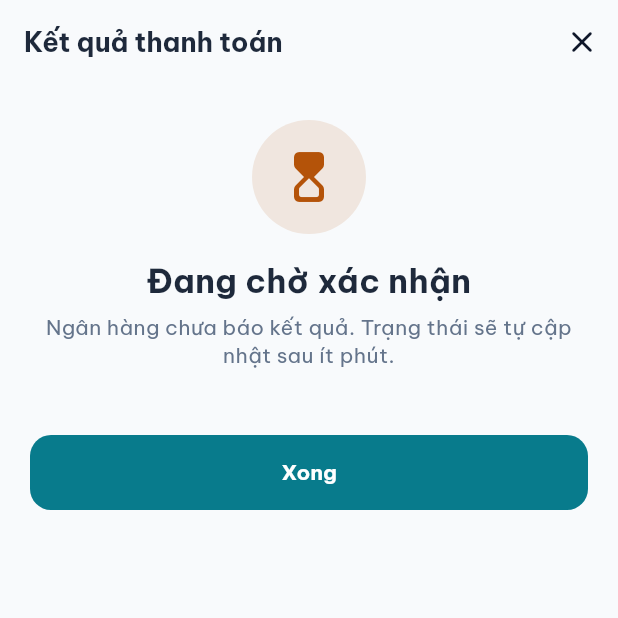
After one commit to PRM393-PBMS/Frontend, a Flutter app: the PaymentResultScreen screen opened by its route, on a phone screen of 412 x 824 dp, the top half of it. The commit adds this screen. Run offline on Flutter 3.47's test engine with Material 3 defaults, Android fonts, the phone set to English and light mode, and no system bars; our stand-ins replace app_links, cached_network_image, dio, equatable, flutter_bloc, flutter_local_notifications and 13 more; missing offline and left inert: dart:js_interop; accounts and stored records are empty; network calls fail.

Commit message:
feat: trang kết quả thanh toán PayOS trong app (thành công / huỷ)
- PaymentResultScreen: biểu tượng, tiêu đề và hướng dẫn theo trạng thái
  (thành công, đang chờ, đã huỷ, không thành công, không tìm thấy), số tiền,
  loại thanh toán, mã đơn; nút "Thanh toán lại" khi huỷ / lỗi, "Kiểm tra lại"
  khi đang chờ. Có mã đơn thì hỏi máy chủ GET /payment/result để lấy trạng
  thái thật, không tin tham số trên URL; máy chủ cũ (404) thì giữ trạng thái
  suy từ PayOS.
- Điện thoại: trang PayOS (WebView) đóng là mở trang kết quả; thành công thì
  đóng bảng thanh toán như trước.
- Bản web: route /payment/success, /payment/cancel (và /payment-success,
  /payment-cancel cũ) công khai, không chờ đăng nhập, để PayOS chuyển thẳng về
  app; nút Xong về trang chủ.
- Đã thử trên Samsung S24 Ultra: nạp ví 50.000 đ, huỷ trên PayOS, hiện trang
  "Đã huỷ thanh toán" kèm số tiền và mã đơn.
- Test: payment_result_test.dart (2 ca). 52/52 pass.

```diff
--- a/lib/core/config/api_endpoints.dart
+++ b/lib/core/config/api_endpoints.dart
@@ -108,6 +108,9 @@ class ApiEndpoints {
   /// Bãi cho app khách: toạ độ + chỗ trống theo loại xe (mảng, không bọc envelope).
   static const String availableParkings = '/parkings/available';
 
+  // ================= Kết quả thanh toán PayOS (công khai) =================
+  static const String paymentResult = '/payment/result';
+
   // ================= Mã QR gửi xe một lần =================
   static const String entryPasses = '/api/entry-passes';
   static const String myEntryPasses = '/api/entry-passes/my';
--- a/lib/core/routes/app_router.dart
+++ b/lib/core/routes/app_router.dart
@@ -12,6 +12,7 @@ import '../../features/home/presentation/screens/main_shell_screen.dart';
 import '../../features/onboarding/presentation/screens/onboarding_screen.dart';
 import '../../features/home/presentation/screens/explore_home_screen.dart';
 import '../../features/reservations/presentation/screens/booking_confirmation_screen.dart';
+import '../../features/payment/payment_result_screen.dart';
 import 'route_names.dart';
 
 class GoRouterRefreshStream extends ChangeNotifier {
@@ -31,6 +32,14 @@ class GoRouterRefreshStream extends ChangeNotifier {
   }
 }
 
+/// Đường dẫn PayOS chuyển về (returnUrl / cancelUrl) khi app chạy trên web.
+const _paymentResultPaths = {
+  '/payment/success',
+  '/payment/cancel',
+  '/payment-success',
+  '/payment-cancel',
+};
+
 class AppRouter {
   static GoRouter createRouter(AuthBloc authBloc, bool showOnboarding) {
     return GoRouter(
@@ -39,6 +48,8 @@ class AppRouter {
       redirect: (context, state) {
         final authState = authBloc.state;
         final currentPath = state.uri.path;
+        // Trang kết quả PayOS (bản web): công khai, không chờ đăng nhập để giữ nguyên URL.
+        if (_paymentResultPaths.contains(currentPath)) return null;
 
         final isSplash = currentPath == RouteNames.splashPath;
         final isAuthFlow = currentPath == RouteNames.loginPath ||
@@ -68,6 +79,11 @@ class AppRouter {
         return null;
       },
       routes: [
+        for (final path in _paymentResultPaths)
+          GoRoute(
+            path: path,
+            builder: (context, state) => PaymentResultScreen.fromUri(state.uri),
+          ),
         GoRoute(
           path: RouteNames.splashPath,
           name: RouteNames.splash,
--- a/lib/data/models/pbms_models.dart
+++ b/lib/data/models/pbms_models.dart
@@ -1093,3 +1093,27 @@ class EntryPassModel {
         qrPayload: JsonRead.strOrNull(json, 'qrPayload'),
       );
 }
+
+/// Trạng thái hiển thị trên trang kết quả thanh toán.
+enum PaymentResultState { success, pending, cancelled, failed, unknown }
+
+/// GET /payment/result?orderCode=... (máy chủ hỏi lại PayOS rồi trả kết quả).
+class PaymentResultModel {
+  final PaymentResultState state;
+  final double? amount;
+  final String? typeLabel;
+
+  const PaymentResultModel({required this.state, this.amount, this.typeLabel});
+
+  factory PaymentResultModel.fromJson(J json) => PaymentResultModel(
+        state: switch (JsonRead.str(json, 'state').toLowerCase()) {
+          'success' => PaymentResultState.success,
+          'pending' => PaymentResultState.pending,
+          'cancelled' => PaymentResultState.cancelled,
+          'failed' => PaymentResultState.failed,
+          _ => PaymentResultState.unknown,
+        },
+        amount: JsonRead.numOrNull(json, 'amount')?.toDouble(),
+        typeLabel: JsonRead.strOrNull(json, 'typeLabel'),
+      );
+}
--- /dev/null
+++ b/lib/features/payment/payment_result_screen.dart
@@ -0,0 +1,220 @@
+import 'package:flutter/material.dart';
+import 'package:flutter_bloc/flutter_bloc.dart';
+import 'package:go_router/go_router.dart';
+import 'package:prm393_frontend/core/routes/route_names.dart';
+import 'package:prm393_frontend/core/theme/app_colors.dart';
+import 'package:prm393_frontend/core/utils/currency_formatter.dart';
+import 'package:prm393_frontend/core/widgets/pbms_ui.dart';
+import 'package:prm393_frontend/data/models/pbms_models.dart';
+import 'package:prm393_frontend/data/pbms_repository.dart';
+
+/// Trang kết quả thanh toán PayOS trong app.
+///
+/// - Trên điện thoại: mở ngay sau khi trang PayOS (WebView) đóng.
+/// - Bản web: PayOS chuyển thẳng về /payment/success hoặc /payment/cancel của app.
+/// Có [orderCode] thì hỏi máy chủ (/payment/result) để lấy trạng thái thật, không tin URL.
+class PaymentResultScreen extends StatefulWidget {
+  final PaymentResultState initialState;
+  final String? orderCode;
+  final double? amount;
+  final String? typeLabel;
+
+  /// Cho phép thanh toán lại (đóng trang, quay về bước thanh toán).
+  final bool canRetry;
+
+  const PaymentResultScreen({
+    super.key,
+    required this.initialState,
+    this.orderCode,
+    this.amount,
+    this.typeLabel,
+    this.canRetry = false,
+  });
+
+  /// Từ URL PayOS chuyển về: /payment/success?orderCode=..&status=PAID&cancel=false.
+  factory PaymentResultScreen.fromUri(Uri uri) {
+    final q = uri.queryParameters;
+    final cancelled = uri.path.contains('cancel') || q['cancel'] == 'true' || q['status']?.toUpperCase() == 'CANCELLED';
+    return PaymentResultScreen(
+      initialState: cancelled ? PaymentResultState.cancelled : PaymentResultState.pending,
+      orderCode: q['orderCode'],
+    );
+  }
+
+  static Future<void> open(
+    BuildContext context, {
+    required PaymentResultState state,
+    String? orderCode,
+    double? amount,
+    String? typeLabel,
+    bool canRetry = false,
+  }) =>
+      Navigator.of(context).push(MaterialPageRoute(
+        fullscreenDialog: true,
+        builder: (_) => PaymentResultScreen(
+          initialState: state,
+          orderCode: orderCode,
+          amount: amount,
+          typeLabel: typeLabel,
+          canRetry: canRetry,
+        ),
+      ));
+
+  @override
+  State<PaymentResultScreen> createState() => _PaymentResultScreenState();
+}
+
+class _PaymentResultScreenState extends State<PaymentResultScreen> {
+  late PaymentResultState _state = widget.initialState;
+  late double? _amount = widget.amount;
+  late String? _typeLabel = widget.typeLabel;
+  bool _loading = false;
+
+  @override
+  void initState() {
+    super.initState();
+    if (widget.orderCode != null) _refresh();
+  }
+
+  Future<void> _refresh() async {
+    final code = widget.orderCode;
+    if (code == null) return;
+    setState(() => _loading = true);
+    final r = await context
+        .read<PbmsRepository>()
+        .getPaymentResult(code, cancelled: widget.initialState == PaymentResultState.cancelled);
+    if (!mounted) return;
+    setState(() {
+      _loading = false;
+      if (r != null) {
+        _state = r.state;
+        _amount = r.amount ?? _amount;
+        _typeLabel = r.typeLabel ?? _typeLabel;
+      }
+    });
+  }
+
+  void _close() {
+    if (Navigator.of(context).canPop()) {
+      Navigator.of(context).pop();
+    } else {
+      // Bản web mở thẳng từ PayOS: không có trang trước, về trang chủ.
+      context.go(RouteNames.homePath);
+    }
+  }
+
+  @override
+  Widget build(BuildContext context) {
+    final (icon, color, title, body) = switch (_state) {
+      PaymentResultState.success => (
+          Icons.check_rounded,
+          PbmsTokens.ok,
+          'Thanh toán thành công',
+          'PBMS đã nhận tiền. Vé, mã ra cổng hoặc số dư ví đã được cập nhật.',
+        ),
+      PaymentResultState.pending => (
+          Icons.hourglass_top_rounded,
+          PbmsTokens.warn,
+          'Đang chờ xác nhận',
+          'Ngân hàng chưa báo kết quả. Trạng thái sẽ tự cập nhật sau ít phút.',
+        ),
+      PaymentResultState.cancelled => (
+          Icons.close_rounded,
+          PbmsTokens.muted,
+          'Đã huỷ thanh toán',
+          'Bạn chưa bị trừ tiền. Có thể thanh toán lại bất cứ lúc nào.',
+        ),
+      PaymentResultState.failed => (
+          Icons.priority_high_rounded,
+          PbmsTokens.danger,
+          'Thanh toán không thành công',
+          'Giao dịch hết hạn hoặc bị từ chối. Bạn chưa bị trừ tiền.',
+        ),
+      PaymentResultState.unknown => (
+          Icons.help_outline_rounded,
+          PbmsTokens.muted,
+          'Không tìm thấy giao dịch',
+          'Kiểm tra lại thanh toán trong mục Lịch sử hoặc Ví.',
+        ),
+    };
+    final bottom = MediaQuery.paddingOf(context).bottom;
+    return Scaffold(
+      backgroundColor: AppColors.bgLight,
+      appBar: AppBar(
+        backgroundColor: AppColors.bgLight,
+        surfaceTintColor: Colors.transparent,
+        automaticallyImplyLeading: false,
+        title: const Text('Kết quả thanh toán',
+            style: TextStyle(fontSize: 18, fontWeight: FontWeight.w700, color: PbmsTokens.ink)),
+        actions: [
+          IconButton(tooltip: 'Đóng', onPressed: _close, icon: const Icon(Icons.close_rounded)),
+        ],
+      ),
+      body: Center(
+        child: ConstrainedBox(
+          constraints: const BoxConstraints(maxWidth: 440),
+          child: ListView(
+            padding: EdgeInsets.fromLTRB(20, 24, 20, 24 + bottom),
+            children: [
+              Semantics(
+                liveRegion: true,
+                label: title,
+                child: Center(
+                  child: Container(
+                    width: 76,
+                    height: 76,
+                    decoration: BoxDecoration(color: color.withValues(alpha: 0.12), shape: BoxShape.circle),
+                    child: _loading
+                        ? const Padding(
+                            padding: EdgeInsets.all(24),
+                            child: CircularProgressIndicator(strokeWidth: 2.5),
+                          )
+                        : Icon(icon, color: color, size: 40),
+                  ),
+                ),
+              ),
+              const SizedBox(height: 18),
+              Text(_loading ? 'Đang kiểm tra thanh toán...' : title,
+                  textAlign: TextAlign.center, style: PbmsText.headline),
+              const SizedBox(height: 8),
+              if (!_loading) Text(body, textAlign: TextAlign.center, style: PbmsText.caption.copyWith(fontSize: 14)),
+              const SizedBox(height: 22),
+              if (_typeLabel != null || _amount != null || widget.orderCode != null)
+                PbmsCard(
+                  child: Column(
+                    children: [
+                      if (_typeLabel != null) PbmsDetailRow(label: 'Nội dung', value: _typeLabel!),
+                      if (_amount != null) PbmsDetailRow(label: 'Số tiền', value: CurrencyFormatter.format(_amount!)),
+                      if (widget.orderCode != null) PbmsDetailRow(label: 'Mã đơn hàng', value: widget.orderCode!),
+                    ],
+                  ),
+                ),
+              const SizedBox(height: 22),
+              if (_state == PaymentResultState.pending && widget.orderCode != null) ...[
+                OutlinedButton.icon(
+                  onPressed: _loading ? null : _refresh,
+                  icon: const Icon(Icons.refresh_rounded),
+                  label: const Text('Kiểm tra lại'),
+                  style: OutlinedButton.styleFrom(
+                    minimumSize: const Size.fromHeight(48),
+                    foregroundColor: PbmsTokens.teal,
+                    side: const BorderSide(color: PbmsTokens.tealLine),
+                    shape: RoundedRectangleBorder(borderRadius: BorderRadius.circular(13)),
+                  ),
+                ),
+                const SizedBox(height: 10),
+              ],
+              PbmsPrimaryButton(
+                label: widget.canRetry &&
+                        (_state == PaymentResultState.cancelled || _state == PaymentResultState.failed)
+                    ? 'Thanh toán lại'
+                    : 'Xong',
+                onPressed: _close,
+              ),
+            ],
+          ),
+        ),
+      ),
+    );
+  }
+}
```
Also changed, not shown: lib/core/widgets/pbms_ui.dart (+34 -9 lines), lib/data/pbms_repository.dart (+14 -0 lines), 1 other file.
